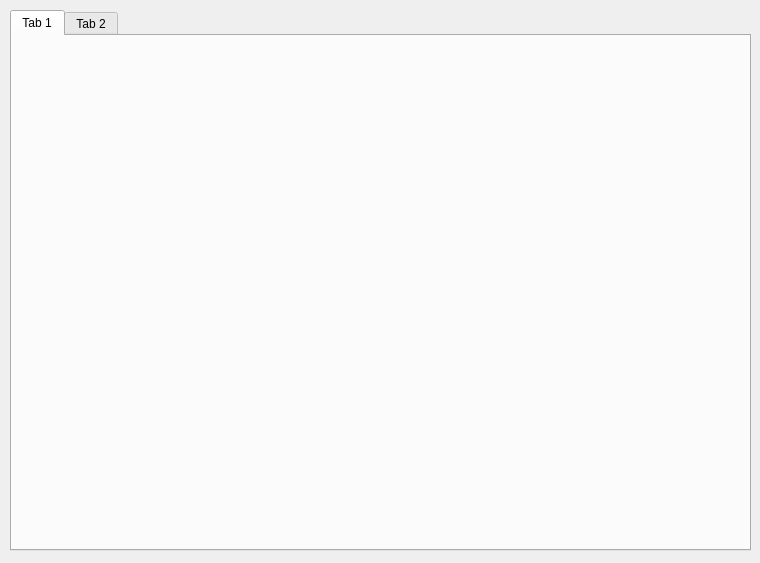
The window that api/interface/qt/QAboutDialog.ui (patrickdemond/Alder) describes before a commit, drawn with Qt 5.
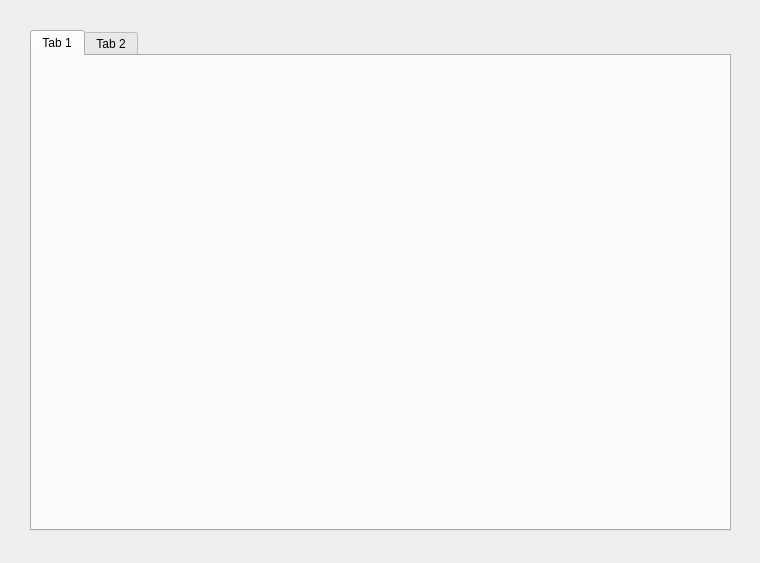
The same window after the commit.

What changed in the file:
```diff
--- a/api/interface/qt/QAboutDialog.ui
+++ b/api/interface/qt/QAboutDialog.ui
@@ -16,10 +16,10 @@
   <widget class="QTabWidget" name="tabWidget">
    <property name="geometry">
     <rect>
-     <x>10</x>
-     <y>10</y>
-     <width>741</width>
-     <height>541</height>
+     <x>30</x>
+     <y>30</y>
+     <width>701</width>
+     <height>501</height>
     </rect>
    </property>
    <property name="currentIndex">
```
